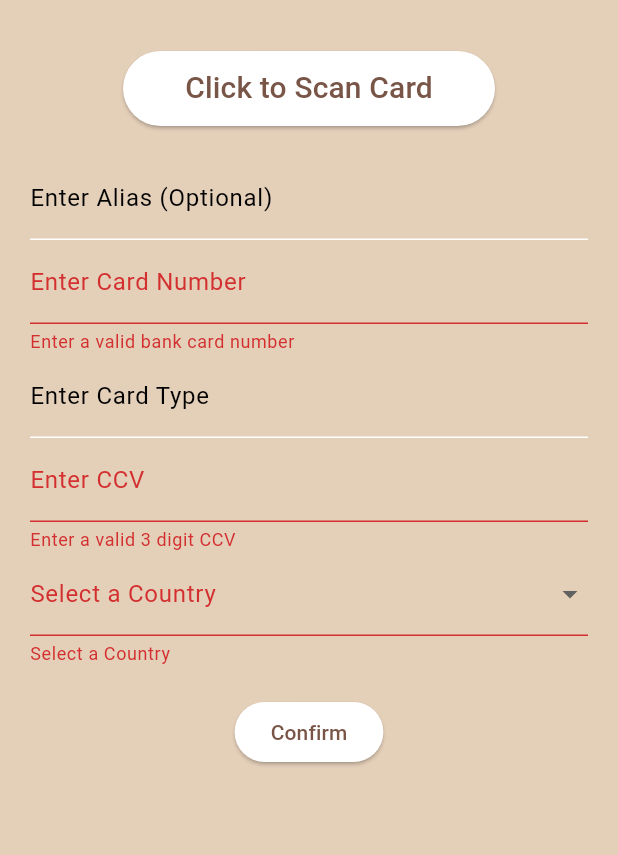
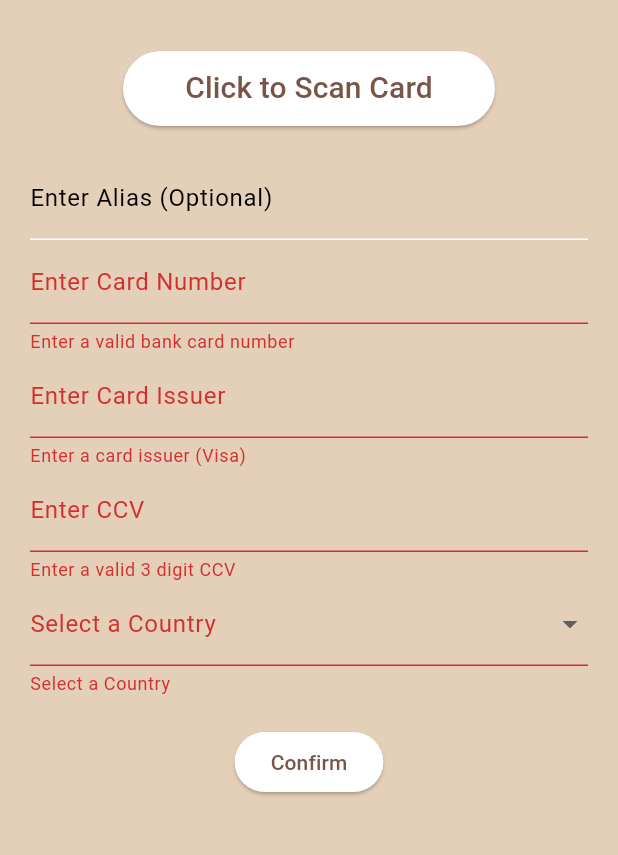
Before and after one commit to pdyason/wallet, a Flutter app: the NewCardPage screen opened directly, after a tap on "Confirm", on a phone screen of 412 x 824 dp, the part 63-918 px from its top. Run offline on Flutter 3.47's test engine with Material 3 defaults, Android fonts, the phone set to English and light mode, and no system bars; our stand-ins replace flutter_markdown, flutter_redux, flutter_secure_storage, redux; missing offline and left inert: credit_card_scanner; accounts and stored records are empty.

Commit message:
added validation for card type

```diff
--- a/lib/pages/new_card_page/new_card_page.dart
+++ b/lib/pages/new_card_page/new_card_page.dart
@@ -99,7 +99,9 @@ class _NewCardFormState extends State<NewCardForm> {
   }
 
   String? _validateType(String? value) {
-    if (value == null || value.length > 15) {
+    if (value == null || value.isEmpty) {
+      return 'Enter a card issuer (Visa)';
+    } else if (value.length > 15) {
       return 'Maximum 15 characters';
     }
     return null;
@@ -217,7 +219,7 @@ class _NewCardFormState extends State<NewCardForm> {
     return TextFormField(
       controller: _typeController,
       decoration: const InputDecoration(
-        labelText: 'Enter Card Type',
+        labelText: 'Enter Card Issuer',
       ),
       keyboardType: TextInputType.name,
       validator: _validateType,
```
